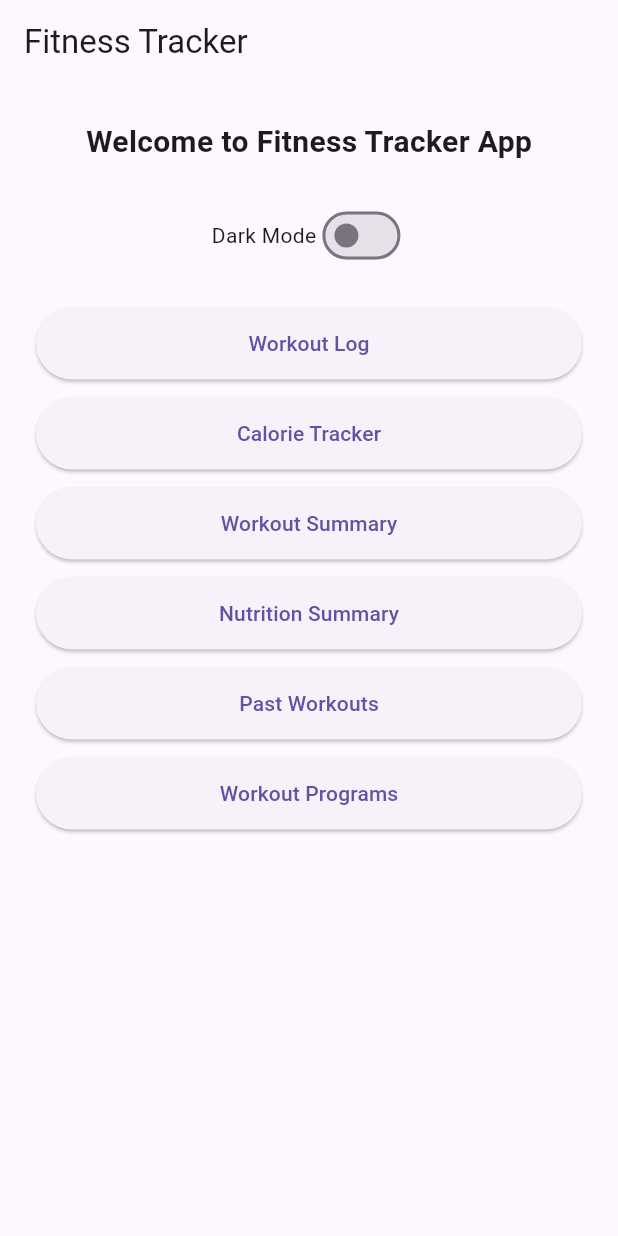
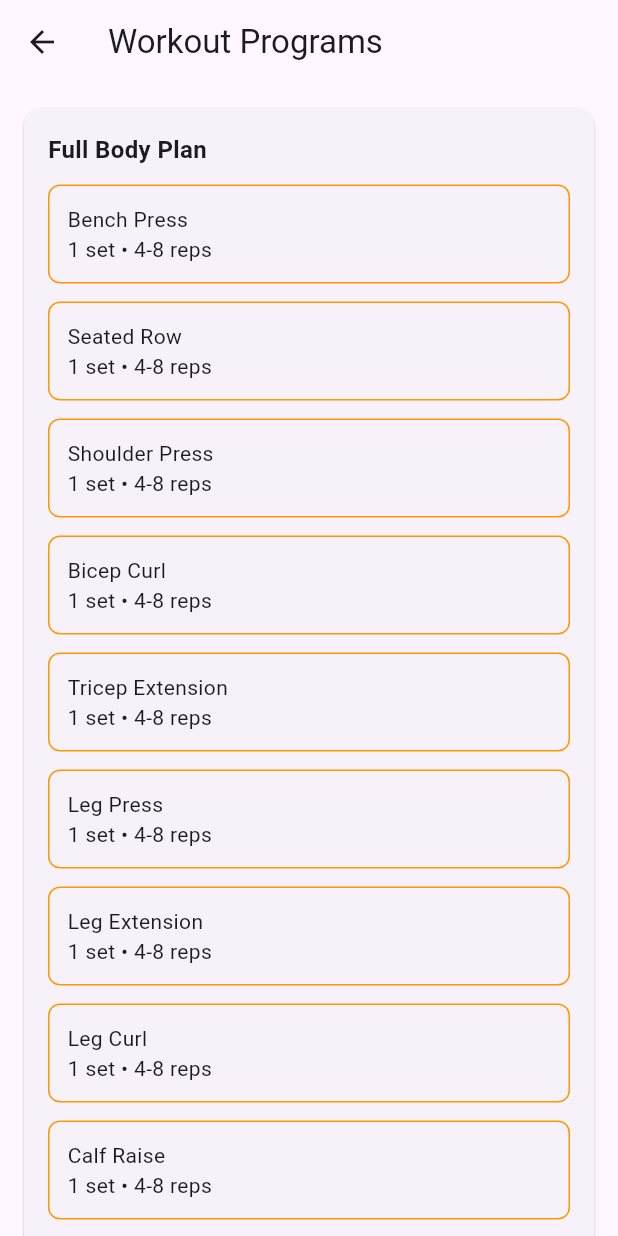
Before and after one commit to mohitkokane3900/fitness_tracker_app, a Flutter app: the screen it shows after launch, after a tap on "Workout Programs", on a phone screen of 412 x 824 dp. Run offline on Flutter 3.47's test engine with Material 3 defaults, Android fonts, the phone set to English and light mode, and no system bars; our stand-ins replace shared_preferences, sqflite; accounts and stored records are empty.

Commit message:
Added workout programs page with full body and split routines

```diff
--- a/lib/screens/home_screen.dart
+++ b/lib/screens/home_screen.dart
@@ -4,6 +4,7 @@ import 'calorie_tracker_screen.dart';
 import 'summary_screen.dart';
 import 'nutrition_summary_screen.dart';
 import 'past_workouts_screen.dart';
+import 'workout_programs_screen.dart';
 
 class HomeScreen extends StatelessWidget {
   final bool dark;
@@ -122,7 +123,14 @@ class HomeScreen extends StatelessWidget {
                 width: double.infinity,
                 height: 48,
                 child: ElevatedButton(
-                  onPressed: () {},
+                  onPressed: () {
+                    Navigator.push(
+                      context,
+                      MaterialPageRoute(
+                        builder: (_) => const WorkoutProgramsScreen(),
+                      ),
+                    );
+                  },
                   child: const Text('Workout Programs'),
                 ),
               ),
--- /dev/null
+++ b/lib/screens/workout_programs_screen.dart
@@ -0,0 +1,136 @@
+import 'package:flutter/material.dart';
+
+class WorkoutProgramsScreen extends StatelessWidget {
+  const WorkoutProgramsScreen({super.key});
+
+  @override
+  Widget build(BuildContext context) {
+    final programs = [
+      _ProgramData(
+        title: 'Full Body Plan',
+        exercises: [
+          _ExerciseData(name: 'Bench Press', sets: 1),
+          _ExerciseData(name: 'Seated Row', sets: 1),
+          _ExerciseData(name: 'Shoulder Press', sets: 1),
+          _ExerciseData(name: 'Bicep Curl', sets: 1),
+          _ExerciseData(name: 'Tricep Extension', sets: 1),
+          _ExerciseData(name: 'Leg Press', sets: 1),
+          _ExerciseData(name: 'Leg Extension', sets: 1),
+          _ExerciseData(name: 'Leg Curl', sets: 1),
+          _ExerciseData(name: 'Calf Raise', sets: 1),
+        ],
+      ),
+      _ProgramData(
+        title: 'Upper Plan (Push Focus)',
+        exercises: [
+          _ExerciseData(name: 'Pec Fly', sets: 2),
+          _ExerciseData(name: 'Dumbbell Front Raise', sets: 2),
+          _ExerciseData(name: 'Tricep Pushdown Straightbar', sets: 2),
+          _ExerciseData(name: 'Cable Lateral Raise', sets: 2),
+          _ExerciseData(name: 'Seated Row', sets: 1),
+          _ExerciseData(name: 'Lat Pulldown', sets: 1),
+          _ExerciseData(name: 'Cable Bicep Curl', sets: 1),
+        ],
+      ),
+      _ProgramData(
+        title: 'Upper Plan (Pull Focus)',
+        exercises: [
+          _ExerciseData(name: 'Seated Row', sets: 2),
+          _ExerciseData(name: 'Lat Pulldown', sets: 2),
+          _ExerciseData(name: 'Cable Bicep Curl', sets: 2),
+          _ExerciseData(name: 'Pec Fly', sets: 2),
+          _ExerciseData(name: 'Cable Lateral Raise', sets: 2),
+          _ExerciseData(name: 'Dumbbell Front Raise', sets: 1),
+          _ExerciseData(name: 'Tricep Pushdown Straightbar', sets: 1),
+        ],
+      ),
+      _ProgramData(
+        title: 'Lower Plan',
+        exercises: [
+          _ExerciseData(name: 'Leg Press', sets: 1),
+          _ExerciseData(name: 'Hip Thrust', sets: 1),
+          _ExerciseData(name: 'Leg Extension', sets: 1),
+          _ExerciseData(name: 'Leg Curl', sets: 1),
+          _ExerciseData(name: 'Calf Raise', sets: 1),
+        ],
+      ),
+    ];
+
+    return Scaffold(
+      appBar: AppBar(title: const Text('Workout Programs')),
+      body: ListView.builder(
+        padding: const EdgeInsets.all(16),
+        itemCount: programs.length,
+        itemBuilder: (context, index) {
+          final p = programs[index];
+          return _ProgramCard(program: p);
+        },
+      ),
+    );
+  }
+}
+
+class _ProgramCard extends StatelessWidget {
+  final _ProgramData program;
+  const _ProgramCard({required this.program});
+
+  @override
+  Widget build(BuildContext context) {
+    return Card(
+      margin: const EdgeInsets.only(bottom: 16),
+      child: Padding(
+        padding: const EdgeInsets.all(16),
+        child: Column(
+          crossAxisAlignment: CrossAxisAlignment.start,
+          children: [
+            Text(
+              program.title,
+              style: const TextStyle(fontWeight: FontWeight.w600, fontSize: 16),
+            ),
+            const SizedBox(height: 12),
+            Column(
+              children: program.exercises.map((ex) {
+                return _ProgramExerciseRow(data: ex);
+              }).toList(),
+            ),
+          ],
+        ),
+      ),
+    );
+  }
+}
+
+class _ProgramExerciseRow extends StatelessWidget {
+  final _ExerciseData data;
+  const _ProgramExerciseRow({required this.data});
+
+  @override
+  Widget build(BuildContext context) {
+    final setsStr = data.sets == 1 ? '1 set' : '${data.sets} sets';
+    return Container(
+      width: double.infinity,
+      margin: const EdgeInsets.only(bottom: 12),
+      decoration: BoxDecoration(
+        border: Border.all(color: Colors.orange),
+        borderRadius: BorderRadius.circular(8),
+      ),
+      padding: const EdgeInsets.all(12),
+      child: Text(
+        '${data.name}\n$setsStr • 4-8 reps',
+        style: const TextStyle(fontSize: 14),
+      ),
+    );
+  }
+}
+
+class _ProgramData {
+  final String title;
+  final List<_ExerciseData> exercises;
+  _ProgramData({required this.title, required this.exercises});
+}
+
+class _ExerciseData {
+  final String name;
+  final int sets;
+  _ExerciseData({required this.name, required this.sets});
+}
```
